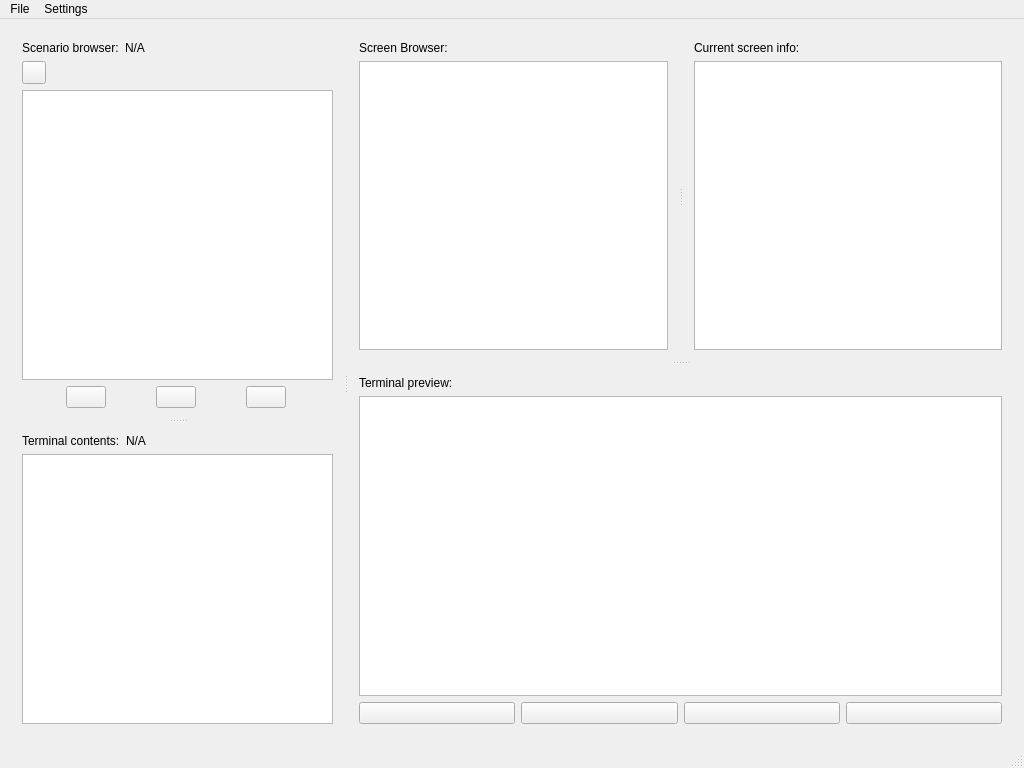
janos-ijgyarto/HuxQt, file HuxQt/src/forms/HuxQt.ui: the form before one commit.
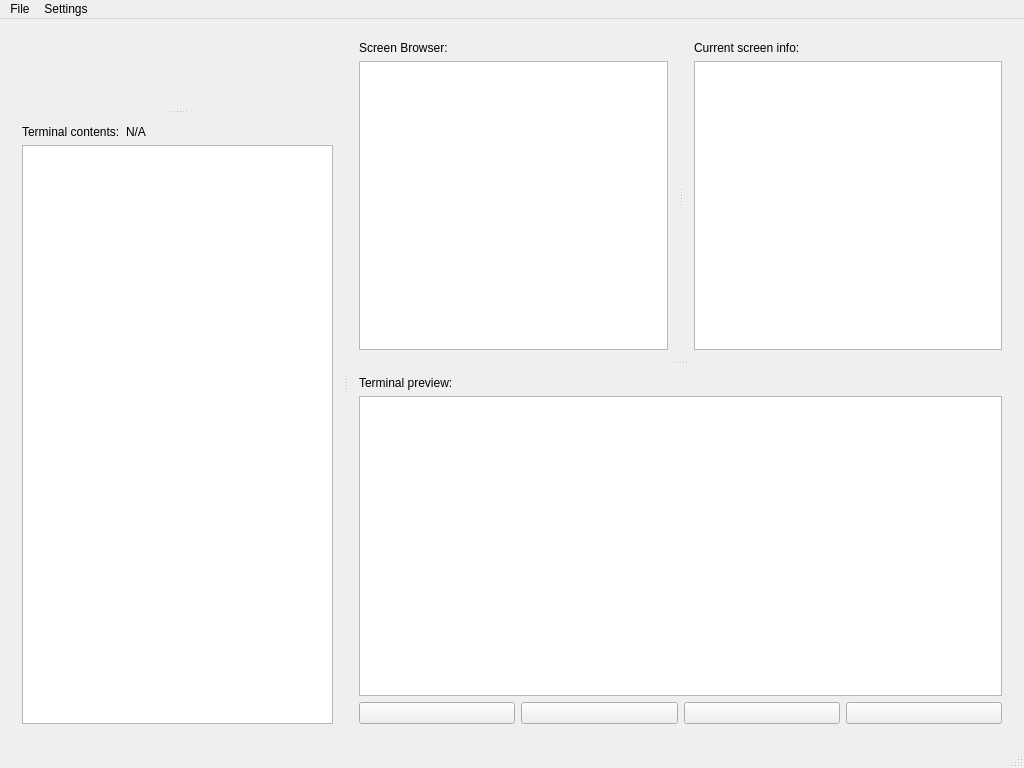
The form after the commit. Custom widgets are drawn as their Qt base class.

```diff
--- a/HuxQt/src/forms/HuxQt.ui
+++ b/HuxQt/src/forms/HuxQt.ui
@@ -30,104 +30,7 @@
        <property name="orientation">
         <enum>Qt::Vertical</enum>
        </property>
-       <widget class="QWidget" name="verticalLayoutWidget_4">
-        <layout class="QVBoxLayout" name="scenario_browser_vbox">
-         <item>
-          <layout class="QHBoxLayout" name="scenario_browser_labels_hbox">
-           <item>
-            <widget class="QLabel" name="scenario_browser_label">
-             <property name="sizePolicy">
-              <sizepolicy hsizetype="Maximum" vsizetype="Preferred">
-               <horstretch>0</horstretch>
-               <verstretch>0</verstretch>
-              </sizepolicy>
-             </property>
-             <property name="text">
-              <string>Scenario browser:</string>
-             </property>
-            </widget>
-           </item>
-           <item>
-            <widget class="QLabel" name="scenario_name_label">
-             <property name="text">
-              <string>N/A</string>
-             </property>
-            </widget>
-           </item>
-          </layout>
-         </item>
-         <item>
-          <layout class="QHBoxLayout" name="scenario_up_button_hbox">
-           <item>
-            <widget class="QToolButton" name="scenario_up_button">
-             <property name="text">
-              <string/>
-             </property>
-            </widget>
-           </item>
-           <item>
-            <widget class="QLabel" name="current_level_label">
-             <property name="text">
-              <string/>
-             </property>
-            </widget>
-           </item>
-          </layout>
-         </item>
-         <item>
-          <widget class="HuxApp::Utils::ScenarioBrowserWidget" name="scenario_browser_view"/>
-         </item>
-         <item>
-          <layout class="QHBoxLayout" name="scenario_browser_buttons_hbox">
-           <item>
-            <widget class="QPushButton" name="add_terminal_button">
-             <property name="sizePolicy">
-              <sizepolicy hsizetype="Maximum" vsizetype="Fixed">
-               <horstretch>0</horstretch>
-               <verstretch>0</verstretch>
-              </sizepolicy>
-             </property>
-             <property name="toolTip">
-              <string>Add New Terminal</string>
-             </property>
-             <property name="text">
-              <string/>
-             </property>
-            </widget>
-           </item>
-           <item>
-            <widget class="QPushButton" name="import_level_script_button">
-             <property name="sizePolicy">
-              <sizepolicy hsizetype="Maximum" vsizetype="Fixed">
-               <horstretch>0</horstretch>
-               <verstretch>0</verstretch>
-              </sizepolicy>
-             </property>
-             <property name="text">
-              <string/>
-             </property>
-            </widget>
-           </item>
-           <item>
-            <widget class="QPushButton" name="remove_terminal_button">
-             <property name="sizePolicy">
-              <sizepolicy hsizetype="Maximum" vsizetype="Fixed">
-               <horstretch>0</horstretch>
-               <verstretch>0</verstretch>
-              </sizepolicy>
-             </property>
-             <property name="toolTip">
-              <string>Remove Terminal</string>
-             </property>
-             <property name="text">
-              <string/>
-             </property>
-            </widget>
-           </item>
-          </layout>
-         </item>
-        </layout>
-       </widget>
+       <widget class="HuxApp::ScenarioBrowserView" name="scenario_browser" native="true"/>
        <widget class="QWidget" name="verticalLayoutWidget">
         <layout class="QVBoxLayout" name="terminal_contents_vbox">
          <item>
@@ -366,9 +269,10 @@
  <layoutdefault spacing="6" margin="11"/>
  <customwidgets>
   <customwidget>
-   <class>HuxApp::Utils::ScenarioBrowserWidget</class>
-   <extends>QListWidget</extends>
-   <header>Utils/ScenarioBrowserWidget.h</header>
+   <class>HuxApp::ScenarioBrowserView</class>
+   <extends>QWidget</extends>
+   <header>UI/ScenarioBrowserView.h</header>
+   <container>1</container>
   </customwidget>
  </customwidgets>
  <resources>
```
